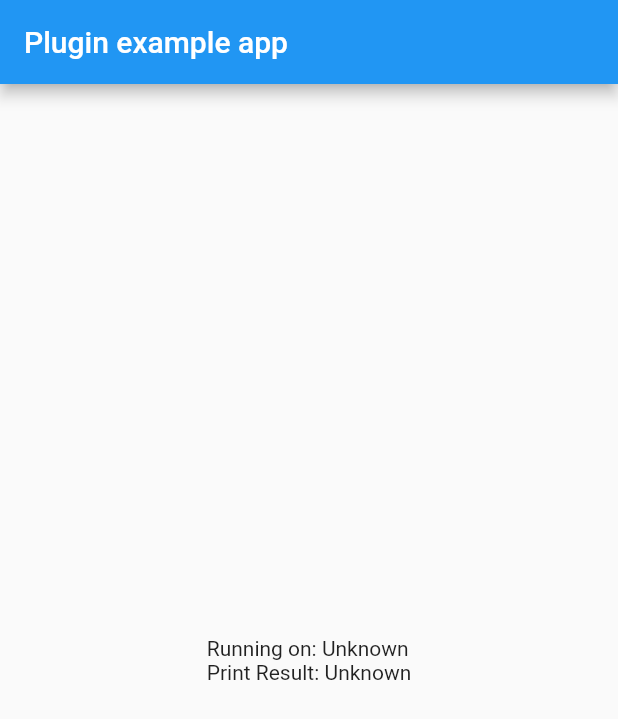
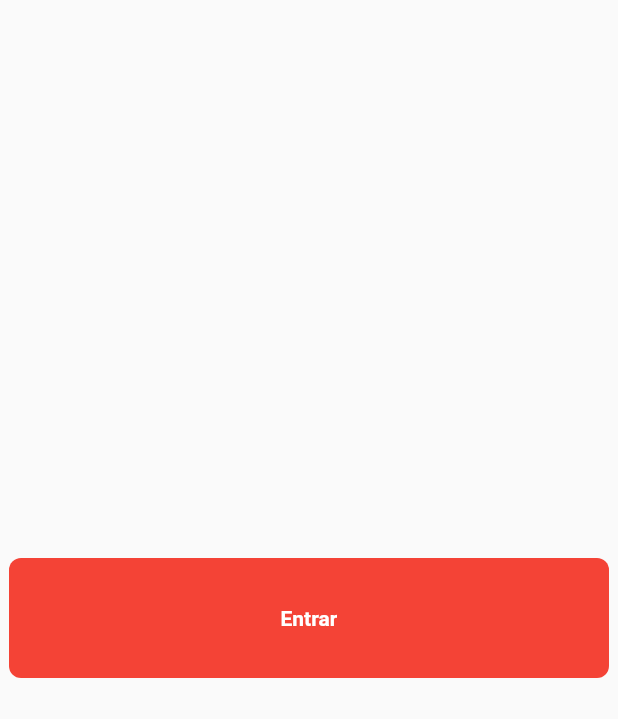
Before and after one commit to tecrodrigocastro/estudos_flutter, a Flutter app: the screen it shows after launch, on a phone screen of 412 x 824 dp. Shown: the top 719 px of the screen. Run offline on Flutter 3.47's test engine with Material 2 defaults, Android fonts, the phone set to English and light mode, and no system bars.

Commit message:
animacoes com AnimatedCrossFade

```diff
--- /dev/null
+++ b/lib/cases/animacoes/animacoes.dart
@@ -0,0 +1,55 @@
+import 'package:flutter/material.dart';
+
+class AnimacoesFlutter extends StatefulWidget {
+  const AnimacoesFlutter({Key? key}) : super(key: key);
+
+  @override
+  State<AnimacoesFlutter> createState() => _AnimacoesFlutterState();
+}
+
+class _AnimacoesFlutterState extends State<AnimacoesFlutter> {
+  var size = 100.0;
+  var isLoading = false;
+  @override
+  Widget build(BuildContext context) {
+    return Scaffold(
+      body: Center(
+        child: GestureDetector(
+          onTap: () {
+            setState(() {
+              isLoading = !isLoading;
+            });
+          },
+          child: AnimatedContainer(
+              alignment: Alignment.center,
+              curve: Curves.easeOut,
+              duration: Duration(milliseconds: 800),
+              height: 80,
+              width: isLoading ? 80 : 400,
+              decoration: BoxDecoration(
+                  color: Colors.red,
+                  borderRadius: BorderRadius.circular(isLoading ? 40 : 8)),
+              child: AnimatedCrossFade(
+                duration: const Duration(milliseconds: 500),
+                firstChild: const Padding(
+                  padding: EdgeInsets.all(20),
+                  child: CircularProgressIndicator(
+                    color: Colors.white,
+                  ),
+                ),
+                secondChild: const Text(
+                  'Entrar',
+                  style: TextStyle(
+                    color: Colors.white,
+                    fontWeight: FontWeight.bold,
+                  ),
+                ),
+                crossFadeState: isLoading
+                    ? CrossFadeState.showFirst
+                    : CrossFadeState.showSecond,
+              )),
+        ),
+      ),
+    );
+  }
+}
--- a/lib/main.dart
+++ b/lib/main.dart
@@ -1,78 +1,21 @@
+import 'package:estudos/cases/animacoes/animacoes.dart';
 import 'package:flutter/material.dart';
-import 'dart:async';
-
-import 'package:flutter/services.dart';
-import 'package:printer/printer.dart';
 
 void main() {
   runApp(const MyApp());
 }
 
-class MyApp extends StatefulWidget {
+class MyApp extends StatelessWidget {
   const MyApp({Key? key}) : super(key: key);
-
-  @override
-  State<MyApp> createState() => _MyAppState();
-}
-
-class _MyAppState extends State<MyApp> {
-  String _platformVersion = 'Unknown';
-  String _printResult = 'Unknown';
-
-  @override
-  void initState() {
-    super.initState();
-    initPlatformState();
-  }
-
-  // Platform messages are asynchronous, so we initialize in an async method.
-  Future<void> initPlatformState() async {
-    String platformVersion;
-    // Platform messages may fail, so we use a try/catch PlatformException.
-    // We also handle the message potentially returning null.
-    try {
-      platformVersion =
-          await Printer.platformVersion ?? 'Unknown platform version';
-      String content = "     *NEPAL TOURISM*     \n" +
-          "Date : 04/05/2022        \n" +
-          "Date  :        04/05/2022\n" +
-          "Time  :          05:32 PM\n" +
-          "Bus No:       UP-14AZ1512\n" +
-          "  Delhi   to   Ghazibad  \n" +
-          "Adult (2 X 100) =  200.00\n" +
-          "Child (1 X 50)  =   50.00\n" +
-          "     Total    250.00     \n" +
-          "      *SHUB YATRA*       ";
-
-      _printResult = await Printer.printContent(content: content) ??
-          'Unknown platform version';
-      //_printResult = await Printer.printImage(imageBitmap) ?? 'Unknown platform version';
-    } on PlatformException {
-      platformVersion = 'Failed to get platform version.';
-    }
-
-    // If the widget was removed from the tree while the asynchronous platform
-    // message was in flight, we want to discard the reply rather than calling
-    // setState to update our non-existent appearance.
-    if (!mounted) return;
-
-    setState(() {
-      _platformVersion = platformVersion;
-    });
-  }
 
   @override
   Widget build(BuildContext context) {
     return MaterialApp(
-      home: Scaffold(
-        appBar: AppBar(
-          title: const Text('Plugin example app'),
-        ),
-        body: Center(
-          child: Text(
-              'Running on: $_platformVersion\nPrint Result: $_printResult'),
-        ),
+      title: 'ESTUDOS',
+      theme: ThemeData(
+        primarySwatch: Colors.purple,
       ),
+      home: const AnimacoesFlutter(),
     );
   }
 }
```
